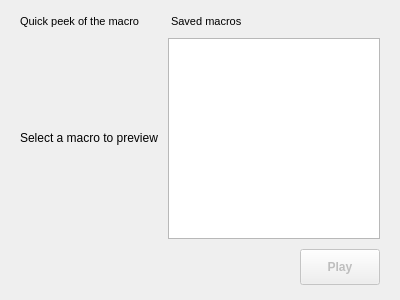
Before: the Qt Designer form android/android-emu/android/skin/qt/extended-pages/record-macro-page.ui in aosp-mirror/platform_external_qemu, drawn with Qt 5.
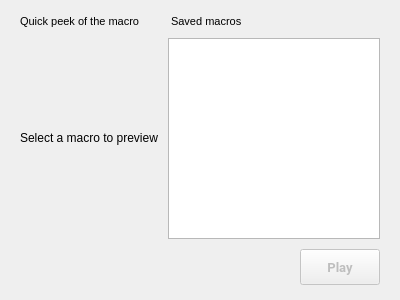
After: the same form once the commit is applied. Icons and pictures are not drawn. Custom widgets are drawn as their Qt base class.

Commit message: MacroUI: Adding red stop button to emulator for MacroUI Stop Playback functionality.

```diff
--- a/android/android-emu/android/skin/qt/extended-pages/record-macro-page.ui
+++ b/android/android-emu/android/skin/qt/extended-pages/record-macro-page.ui
@@ -190,6 +190,8 @@
        </property>
        <property name="font">
         <font>
+         <family>Roboto</family>
+         <pointsize>10</pointsize>
          <weight>75</weight>
          <bold>true</bold>
         </font>
```
The commit also changes 4 other files.
